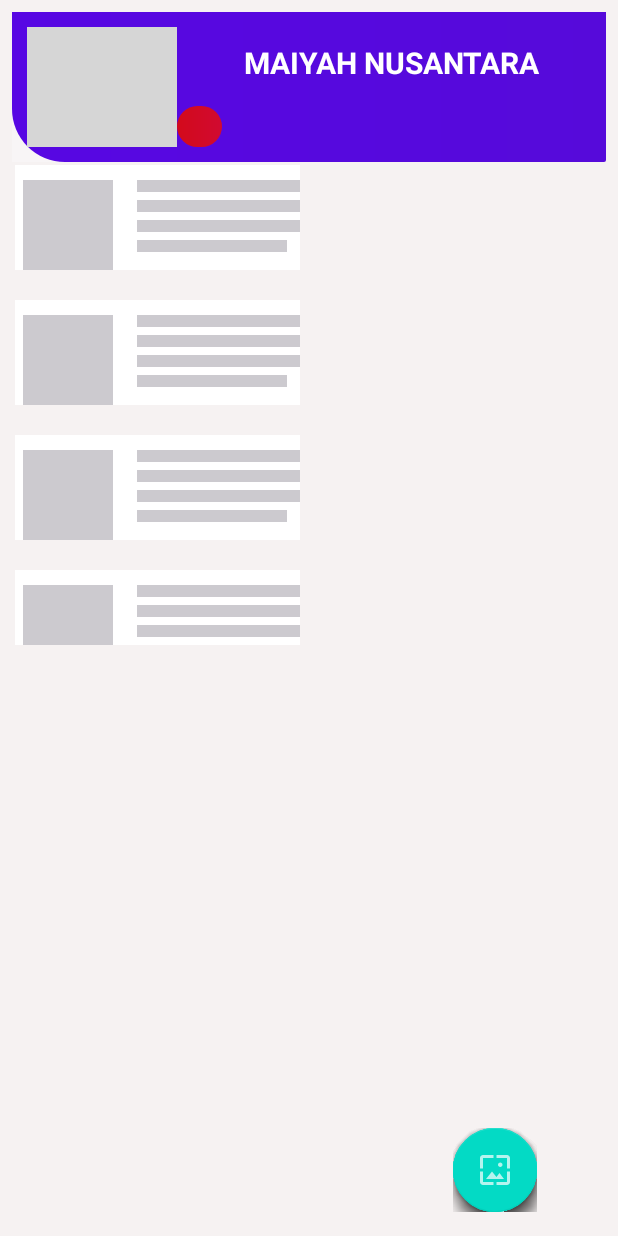
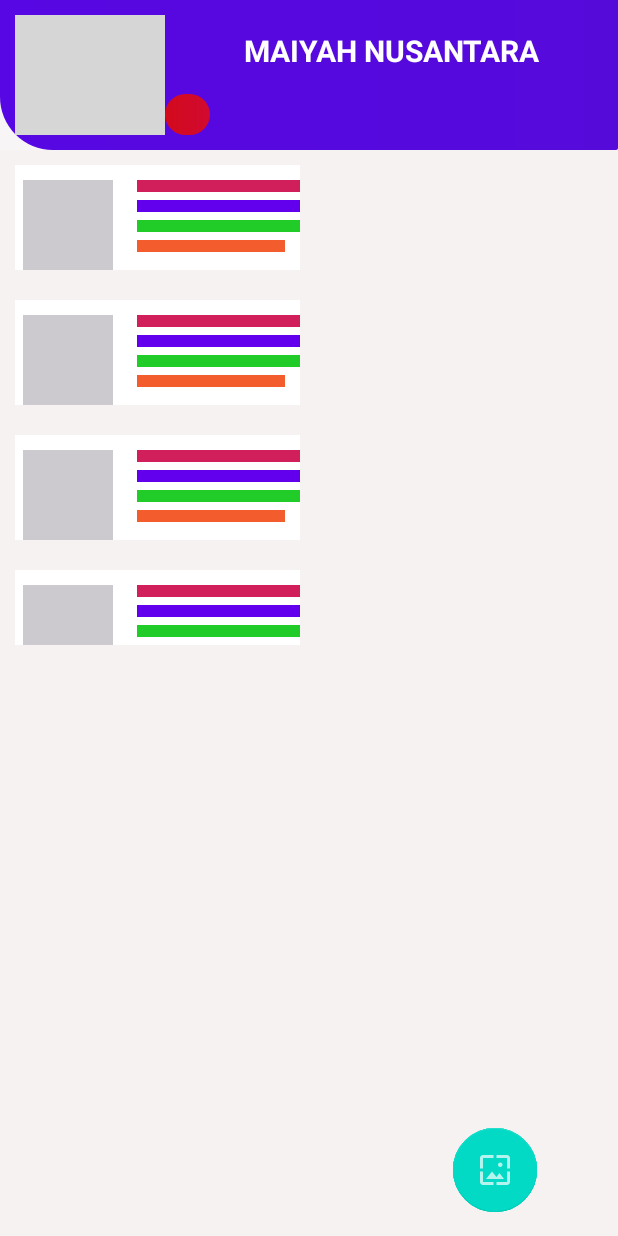
Before and after one commit to Dodinoveli/katacaknun, an Android app: the screen it shows after launch (MainActivity), on a phone screen of 412 x 824 dp. Run offline under Robolectric (Android 15) with nearby library versions, the phone set to English and light mode, and no system bars; our stand-ins replace Shimmer; libraries missing offline, so code that uses them is left out: com.github.clans.fab; plain views replace FloatingActionButton, FloatingActionMenu; pictures from the network do not load; 4 statements that could not run were skipped; grey boxes are pictures that could not be loaded.

Commit message:
update android data malam 01 10

```diff
--- a/app/build.gradle
+++ b/app/build.gradle
@@ -11,7 +11,7 @@ android {
         versionCode 1
         versionName "1.0"
         vectorDrawables.useSupportLibrary = true
-        buildConfigField "String", "BASE_URL", '"http://192.168.43.92/caknun/"'
+        buildConfigField "String", "BASE_URL", '"http://192.168.1.105/caknun/"'
         testInstrumentationRunner "android.support.test.runner.AndroidJUnitRunner"
     }
 
@@ -53,4 +53,5 @@ dependencies {
 
     /*  Gson */
     implementation 'com.google.code.gson:gson:2.8.6'
+    implementation "com.mlsdev.animatedrv:library:2.0.0"
 }
--- a/app/src/main/AndroidManifest.xml
+++ b/app/src/main/AndroidManifest.xml
@@ -4,6 +4,8 @@
     package="com.app.katacaknun">
 <uses-permission android:name="android.permission.INTERNET"></uses-permission>
     <application
+        android:largeHeap="true"
+        android:hardwareAccelerated="false"
         android:usesCleartextTraffic="true"
         android:allowBackup="true"
         android:icon="@drawable/loo"
--- a/app/src/main/java/com/app/katacaknun/Detail.java
+++ b/app/src/main/java/com/app/katacaknun/Detail.java
@@ -122,8 +122,9 @@ public class Detail extends AppCompatActivity {
         super.onBackPressed();
         Intent intent = new Intent(Detail.this,Kategory.class);
         intent.putExtra(KEY_ID,kat_id);
+        startActivity(intent);
         finish();
-        startActivity(intent);
+        overridePendingTransition(R.anim.slide_in_left,R.anim.slide_out_right);
         Log.d("tag ","onBackPressed = "+kat_id);
     }
 
--- a/app/src/main/java/com/app/katacaknun/Kategory.java
+++ b/app/src/main/java/com/app/katacaknun/Kategory.java
@@ -68,8 +68,9 @@ public class Kategory extends AppCompatActivity {
                 Intent intent = new Intent(Kategory.this,Detail.class);
                 intent.putExtra(KEY_KATA_ID,kata_id);
                 intent.putExtra(KEY_KAT_ID,kat_id);
+                startActivity(intent);
                 finish();
-                startActivity(intent);
+                overridePendingTransition(R.anim.slide_in_right,R.anim.slide_out_left);
             }
         }));
 
@@ -85,6 +86,7 @@ public class Kategory extends AppCompatActivity {
         Intent intent=new Intent(Kategory.this,MainActivity.class);
         startActivity(intent);
         finish();
+        overridePendingTransition(R.anim.slide_in_left,R.anim.slide_out_right);
     }
 
     private void  getKategori(String data_id){
@@ -145,4 +147,6 @@ public class Kategory extends AppCompatActivity {
         super.onPause();
 
     }
+
+
 }
--- a/app/src/main/java/com/app/katacaknun/SplashScreen.java
+++ b/app/src/main/java/com/app/katacaknun/SplashScreen.java
@@ -18,6 +18,7 @@ public class SplashScreen extends AppCompatActivity {
                 Intent intent= new Intent(SplashScreen.this,MainActivity.class);
                 startActivity(intent);
                 finish();
+                overridePendingTransition(R.anim.slide_in_right,R.anim.slide_out_left);
             }
         },3000);
     }
--- a/app/src/main/java/com/app/katacaknun/adapter/AdapterMaster.java
+++ b/app/src/main/java/com/app/katacaknun/adapter/AdapterMaster.java
@@ -33,6 +33,7 @@ public class AdapterMaster extends RecyclerView.Adapter<AdapterMaster.KataHolder
     @Override
     public void onBindViewHolder(KataHolder kataHolder, int position) {
         kataHolder.judul.setText(dataMaster.get(position).getKategori());
+        kataHolder.tgl.setText(dataMaster.get(position).getTgl());
         //Glide.with(context).load(dataMaster.get(position).getImage()).circleCrop().into(kataHolder.imageView);
         Glide.with(context).load(R.drawable.loo).circleCrop().into(kataHolder.imageView);
     }
@@ -52,12 +53,13 @@ public class AdapterMaster extends RecyclerView.Adapter<AdapterMaster.KataHolder
 
     /*Class holder kata kata */
     public class KataHolder extends RecyclerView.ViewHolder  {
-        private TextView judul;
+        private TextView judul,tgl;
         private ImageView imageView;
 
         public KataHolder(View itemView) {
             super(itemView);
             judul = (TextView)itemView.findViewById(R.id.txt_judul);
+            tgl = (TextView)itemView.findViewById(R.id.tgl);
             imageView = (ImageView) itemView.findViewById(R.id.img);
 
         }
--- /dev/null
+++ b/app/src/main/res/anim/slide_in_right.xml
@@ -0,0 +1,8 @@
+<?xml version="1.0" encoding="utf-8"?>
+<set xmlns:android="http://schemas.android.com/apk/res/android">
+    <translate
+        android:duration="@android:integer/config_mediumAnimTime"
+        android:fromXDelta="100%p"
+        android:toXDelta="0"
+        />
+</set>
--- /dev/null
+++ b/app/src/main/res/anim/slide_out_left.xml
@@ -0,0 +1,7 @@
+<?xml version="1.0" encoding="utf-8"?>
+<set xmlns:android="http://schemas.android.com/apk/res/android">
+    <translate
+        android:duration="@android:integer/config_mediumAnimTime"
+        android:fromXDelta="0"
+        android:toXDelta="-100%p" />
+</set>
--- /dev/null
+++ b/app/src/main/res/drawable/ic_baseline_access_time_24.xml
@@ -0,0 +1,6 @@
+<vector android:height="24dp" android:tint="#31BE1E"
+    android:viewportHeight="24" android:viewportWidth="24"
+    android:width="24dp" xmlns:android="http://schemas.android.com/apk/res/android">
+    <path android:fillColor="@android:color/white" android:pathData="M11.99,2C6.47,2 2,6.48 2,12s4.47,10 9.99,10C17.52,22 22,17.52 22,12S17.52,2 11.99,2zM12,20c-4.42,0 -8,-3.58 -8,-8s3.58,-8 8,-8 8,3.58 8,8 -3.58,8 -8,8z"/>
+    <path android:fillColor="@android:color/white" android:pathData="M12.5,7H11v6l5.25,3.15 0.75,-1.23 -4.5,-2.67z"/>
+</vector>
--- /dev/null
+++ b/app/src/main/res/drawable/ic_baseline_thumb_up_24.xml
@@ -0,0 +1,5 @@
+<vector android:alpha="0.99" android:height="24dp"
+    android:tint="#BE2711" android:viewportHeight="24"
+    android:viewportWidth="24" android:width="24dp" xmlns:android="http://schemas.android.com/apk/res/android">
+    <path android:fillColor="@android:color/white" android:pathData="M1,21h4L5,9L1,9v12zM23,10c0,-1.1 -0.9,-2 -2,-2h-6.31l0.95,-4.57 0.03,-0.32c0,-0.41 -0.17,-0.79 -0.44,-1.06L14.17,1 7.59,7.59C7.22,7.95 7,8.45 7,9v10c0,1.1 0.9,2 2,2h9c0.83,0 1.54,-0.5 1.84,-1.22l3.02,-7.05c0.09,-0.23 0.14,-0.47 0.14,-0.73v-2z"/>
+</vector>
--- a/app/src/main/res/layout/activity_main.xml
+++ b/app/src/main/res/layout/activity_main.xml
@@ -14,7 +14,7 @@
         android:layout_gravity="center"
         android:orientation="vertical"
         tools:ignore="MissingConstraints"
-        tools:layout_editor_absoluteY="100dp">
+        tools:layout_editor_absoluteY="300dp">
 
         <!--Adding 7 rows of placeholders-->
         <LinearLayout
@@ -48,13 +48,10 @@
         android:id="@+id/cardView2"
         android:layout_width="match_parent"
         android:layout_height="100dp"
-        android:layout_marginStart="8dp"
-        android:layout_marginTop="8dp"
-        android:layout_marginEnd="8dp"
         android:layout_marginBottom="8dp"
         app:cardBackgroundColor="#F8F5F6"
+        app:cardCornerRadius="0dp"
         app:cardElevation="0dp"
-        app:cardCornerRadius="0dp"
         app:layout_constraintBottom_toTopOf="@+id/shimmer_view_container"
         app:layout_constraintEnd_toEndOf="parent"
         app:layout_constraintHorizontal_bias="0.75"
@@ -64,37 +61,40 @@
         tools:ignore="MissingConstraints">
 
         <RelativeLayout
+            android:layout_width="match_parent"
+            android:layout_height="match_parent"
+            android:background="@drawable/bagroundgr"
             android:orientation="vertical"
-            android:padding="10dp"
-            android:background="@drawable/bagroundgr"
-            android:layout_width="match_parent"
-            android:layout_height="match_parent">
+            android:padding="10dp">
+
             <TextView
                 android:id="@+id/ok"
-                android:textStyle="bold"
-                android:textAlignment="center"
-                android:textSize="20dp"
+                android:layout_width="match_parent"
+                android:layout_height="wrap_content"
+                android:layout_marginLeft="10dp"
+                android:layout_marginTop="10dp"
+                android:layout_toRightOf="@id/img_act_kat"
                 android:fontFamily="sans-serif"
                 android:text="MAIYAH NUSANTARA"
+                android:textAlignment="center"
                 android:textColor="#ffff"
-                android:layout_toRightOf="@id/img_act_kat"
-                android:layout_marginTop="10dp"
-                android:layout_marginLeft="10dp"
-                android:layout_width="match_parent"
-                android:layout_height="wrap_content"/>
+                android:textSize="20dp"
+                android:textStyle="bold" />
+
             <ImageView
                 android:id="@+id/img_act_kat"
-                android:src="@drawable/loo"
                 android:layout_width="100dp"
-                android:layout_height="100dp"/>
+                android:layout_height="100dp"
+                android:src="@drawable/loo" />
+
             <ImageView
+                android:id="@+id/img_act_kat2"
+                android:layout_width="30dp"
+                android:layout_height="30dp"
+                android:layout_below="@id/ok"
                 android:layout_marginTop="15dp"
                 android:layout_toRightOf="@id/img_act_kat"
-                android:layout_below="@id/ok"
-                android:id="@+id/img_act_kat2"
-                android:src="@drawable/circle"
-                android:layout_width="30dp"
-                android:layout_height="30dp"/>
+                android:src="@drawable/circle" />
         </RelativeLayout>
 
     </androidx.cardview.widget.CardView>
@@ -104,14 +104,15 @@
         android:layout_width="match_parent"
         android:layout_height="400dp"
         android:layout_marginStart="8dp"
-        android:layout_marginTop="100dp"
         android:layout_marginEnd="8dp"
         android:layout_marginBottom="8dp"
+        android:clickable="true"
+        android:focusable="true"
         app:layout_constraintBottom_toBottomOf="parent"
         app:layout_constraintEnd_toEndOf="parent"
         app:layout_constraintHorizontal_bias="1.0"
         app:layout_constraintStart_toStartOf="parent"
-        app:layout_constraintTop_toBottomOf="@+id/cardView2"
+        app:layout_constraintTop_toBottomOf="@+id/_dynamic"
         tools:ignore="MissingConstraints">
 
     </androidx.recyclerview.widget.RecyclerView>
@@ -195,5 +196,16 @@
 
     </com.github.clans.fab.FloatingActionMenu>
 
+    <GridView
+        android:layout_width="0dp"
+        android:layout_height="198dp"
+        android:layout_marginTop="16dp"
+        android:layout_marginBottom="100dp"
+        android:numColumns="4"
+        app:layout_constraintBottom_toTopOf="@+id/shimmer_view_container"
+        app:layout_constraintTop_toBottomOf="@+id/cardView2"
+        tools:ignore="MissingConstraints"
+        tools:layout_editor_absoluteX="1dp" />
+
 
 </androidx.constraintlayout.widget.ConstraintLayout>
--- a/app/src/main/res/layout/data_placeholder.xml
+++ b/app/src/main/res/layout/data_placeholder.xml
@@ -26,21 +26,23 @@
         <View
             android:layout_width="200dp"
             android:layout_height="@dimen/placeholderTextHeight"
-            android:background="@color/silver" />
+            android:background="#D11F5B" />
         <View
             android:layout_width="150dp"
             android:layout_height="@dimen/placeholderTextHeight"
             android:layout_marginTop="5dp"
-            android:background="@color/silver" />
+            android:background="@color/colorPrimary" />
         <View
             android:layout_width="140dp"
             android:layout_height="@dimen/placeholderTextHeight"
             android:layout_marginTop="5dp"
-            android:background="@color/silver" />
+            android:background="#21CC29" />
+
         <View
-            android:layout_width="100dp"
+            android:layout_width="match_parent"
             android:layout_height="@dimen/placeholderTextHeight"
             android:layout_marginTop="5dp"
-            android:background="@color/silver" />
+            android:layout_marginRight="10dp"
+            android:background="#F35C2C" />
     </LinearLayout>
 </RelativeLayout>
```
Also changed, not shown: app/src/main/java/com/app/katacaknun/MainActivity.java (+5 -2 lines), app/src/main/java/com/app/katacaknun/model/M_Ketegori.java (+13 -1 lines), app/src/main/res/anim/slide_in_left.xml (added, +8 -0 lines), app/src/main/res/anim/slide_out_right.xml (added, +7 -0 lines), app/src/main/res/layout/activity_detail.xml (+42 -31 lines), app/src/main/res/layout/activity_kategory.xml (+6 -4 lines), app/src/main/res/layout/row_home.xml (added, +20 -0 lines), app/src/main/res/layout/row_katacaknun.xml (+28 -1 lines).
